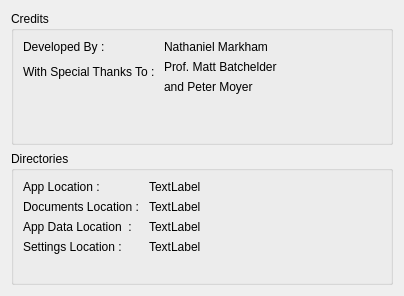
Old version of the form src/widgets/settings_widgets/settings_info.ui in the repository Icosahunter/speechy-keen.
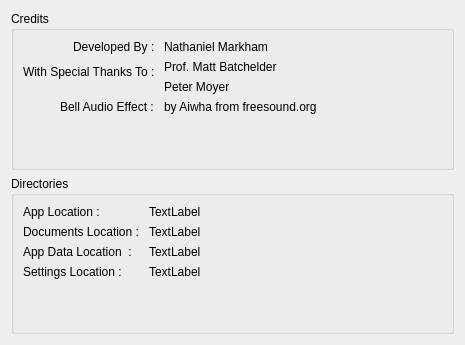
New version of the form.

What changed in the file:
```diff
--- a/src/widgets/settings_widgets/settings_info.ui
+++ b/src/widgets/settings_widgets/settings_info.ui
@@ -6,8 +6,8 @@
    <rect>
     <x>0</x>
     <y>0</y>
-    <width>404</width>
-    <height>296</height>
+    <width>465</width>
+    <height>345</height>
    </rect>
   </property>
   <property name="windowTitle">
@@ -22,6 +22,9 @@
      <layout class="QVBoxLayout" name="verticalLayout_3">
       <item>
        <layout class="QFormLayout" name="creditsFormLayout">
+        <property name="labelAlignment">
+         <set>Qt::AlignRight|Qt::AlignTop|Qt::AlignTrailing</set>
+        </property>
         <item row="0" column="0">
          <widget class="QLabel" name="label_9">
           <property name="text">
@@ -55,12 +58,26 @@
           <item>
            <widget class="QLabel" name="label_12">
             <property name="text">
-             <string>and Peter Moyer</string>
+             <string>Peter Moyer</string>
             </property>
            </widget>
           </item>
          </layout>
         </item>
+        <item row="2" column="0">
+         <widget class="QLabel" name="label_3">
+          <property name="text">
+           <string>Bell Audio Effect : </string>
+          </property>
+         </widget>
+        </item>
+        <item row="2" column="1">
+         <widget class="QLabel" name="label_4">
+          <property name="text">
+           <string>by Aiwha from freesound.org</string>
+          </property>
+         </widget>
+        </item>
        </layout>
       </item>
      </layout>
```
Left out of the diff: 2 changed lines with no effect on the pictures.
